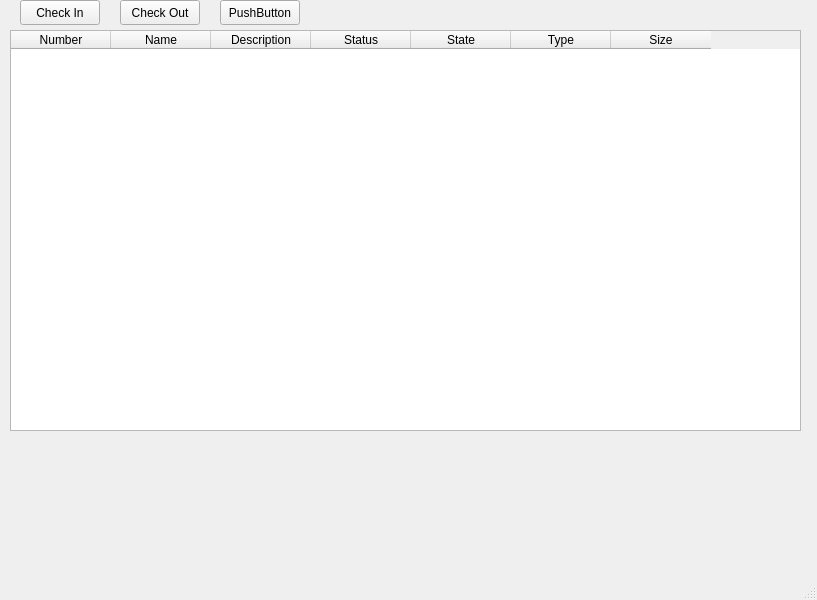
grd/FreePDM, file src/GUI/MainWindow.ui: the form before one commit.
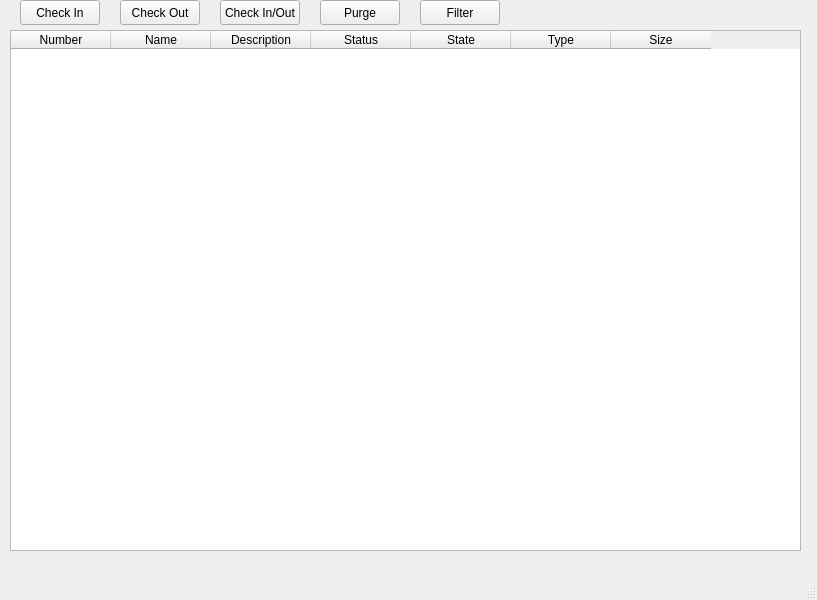
The form after the commit.

Commit message: removed item numbers

The edit to the form file:
```diff
--- a/src/GUI/MainWindow.ui
+++ b/src/GUI/MainWindow.ui
@@ -43,14 +43,14 @@
    <widget class="QPushButton" name="pushButton_3">
     <property name="geometry">
      <rect>
-      <x>220</x>
+      <x>420</x>
       <y>0</y>
       <width>80</width>
       <height>25</height>
      </rect>
     </property>
     <property name="text">
-     <string>PushButton</string>
+     <string>Filter</string>
     </property>
    </widget>
    <widget class="QTableWidget" name="tableWidget">
@@ -59,7 +59,7 @@
       <x>10</x>
       <y>30</y>
       <width>791</width>
-      <height>401</height>
+      <height>521</height>
      </rect>
     </property>
     <column>
@@ -101,6 +101,32 @@
      </property>
     </column>
    </widget>
+   <widget class="QPushButton" name="PurgeButton">
+    <property name="geometry">
+     <rect>
+      <x>320</x>
+      <y>0</y>
+      <width>80</width>
+      <height>25</height>
+     </rect>
+    </property>
+    <property name="text">
+     <string>Purge</string>
+    </property>
+   </widget>
+   <widget class="QPushButton" name="CheckInOutButton">
+    <property name="geometry">
+     <rect>
+      <x>220</x>
+      <y>0</y>
+      <width>80</width>
+      <height>25</height>
+     </rect>
+    </property>
+    <property name="text">
+     <string>Check In/Out</string>
+    </property>
+   </widget>
   </widget>
   <widget class="QMenuBar" name="menubar">
    <property name="geometry">
```
Left out of the diff: 6 changed lines with no effect on the pictures. The commit also changes 1 other file.
